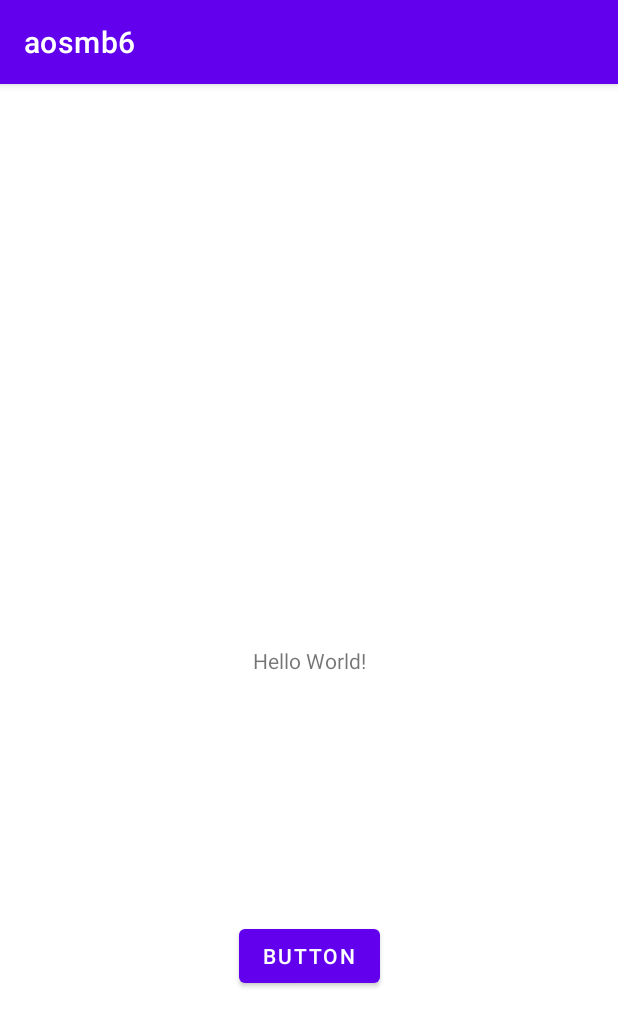
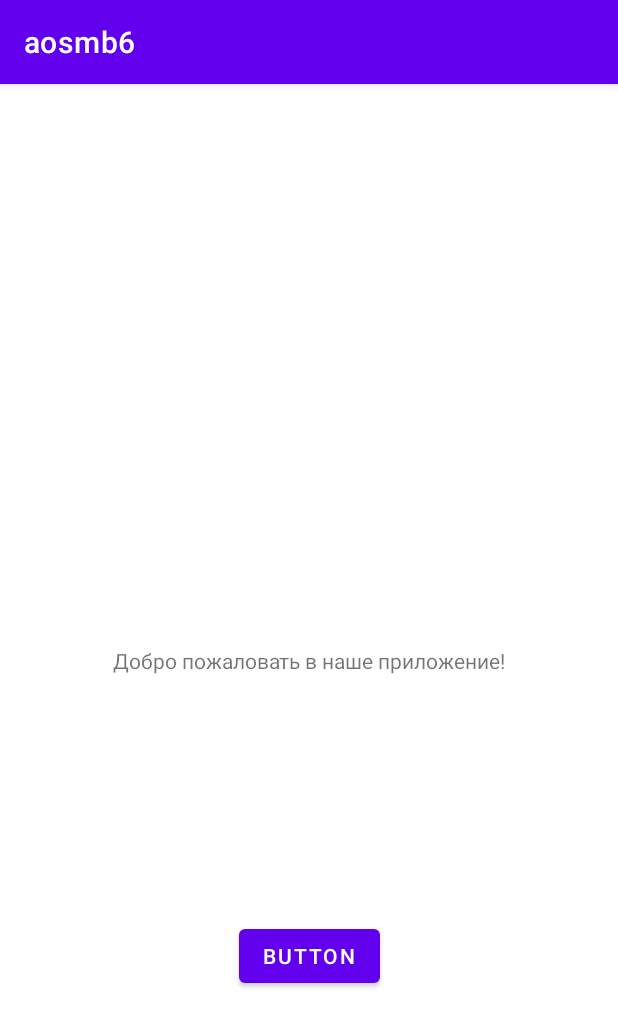
Before and after one commit to hima2217/aosmb6, an Android app: the screen it shows after launch (MainActivity), on a phone screen of 412 x 824 dp. Shown: the top 1027 px of the screen. Run offline under Robolectric (Android 15) with nearby library versions, the phone set to English and light mode, and no system bars.

Commit message:
point 2 complete

```diff
--- a/app/src/main/AndroidManifest.xml
+++ b/app/src/main/AndroidManifest.xml
@@ -2,6 +2,7 @@
 <manifest xmlns:android="http://schemas.android.com/apk/res/android"
     xmlns:tools="http://schemas.android.com/tools">
     <uses-permission android:name="android.permission.POST_NOTIFICATIONS" />
+    <uses-permission android:name="android.permission.SYSTEM_ALERT_WINDOW" />
     <application
         android:allowBackup="true"
         android:dataExtractionRules="@xml/data_extraction_rules"
@@ -11,6 +12,10 @@
         android:supportsRtl="true"
         android:theme="@style/Theme.Aosmb6"
         tools:targetApi="31">
+        <service
+            android:name=".Serv1"
+            android:enabled="true"
+            android:exported="true" />
         <activity
             android:name=".MainActivity"
             android:exported="true">
--- a/app/src/main/java/com/example/aosmb6/MainActivity.java
+++ b/app/src/main/java/com/example/aosmb6/MainActivity.java
@@ -5,6 +5,7 @@ import androidx.core.app.NotificationCompat;
 import androidx.core.app.NotificationManagerCompat;
 import android.app.NotificationChannel;
 import android.app.NotificationManager;
+import android.content.Intent;
 import android.os.Build;
 import android.os.Bundle;
 import android.util.Log;
@@ -12,6 +13,7 @@ import android.view.View;
 
 public class MainActivity extends AppCompatActivity {
     private final String CHANNEL_ID = "channel_id";
+
 
     private void showNotification() {
         NotificationCompat.Builder builder = new
@@ -38,10 +40,14 @@ public class MainActivity extends AppCompatActivity {
         super.onCreate(savedInstanceState);
         setContentView(R.layout.activity_main);
         if (Build.VERSION.SDK_INT >= Build.VERSION_CODES.O) {
-            NotificationChannel channel = new NotificationChannel(CHANNEL_ID, "Channel name", NotificationManager.IMPORTANCE_DEFAULT);
-            channel.setDescription("description");
+            NotificationChannel channel = new NotificationChannel(CHANNEL_ID, "kanal", NotificationManager.IMPORTANCE_DEFAULT);
+            channel.setDescription("info");
             NotificationManager notificationManager = getSystemService(NotificationManager.class);
             notificationManager.createNotificationChannel(channel);
         }
+
+        Intent intent = new Intent(this, Serv1.class);
+        startService(intent);
+        stopService(intent);
     }
 }
--- a/app/src/main/res/layout/activity_main.xml
+++ b/app/src/main/res/layout/activity_main.xml
@@ -10,7 +10,7 @@
         android:id="@+id/textView"
         android:layout_width="wrap_content"
         android:layout_height="wrap_content"
-        android:text="Hello World!"
+        android:text="Добро пожаловать в наше приложение!"
         app:layout_constraintBottom_toBottomOf="parent"
         app:layout_constraintEnd_toEndOf="parent"
         app:layout_constraintStart_toStartOf="parent"
```
Also changed, not shown: app/src/main/java/com/example/aosmb6/Serv1.java (added, +45 -0 lines), app/src/main/res/layout/banner.xml (added, +21 -0 lines).
